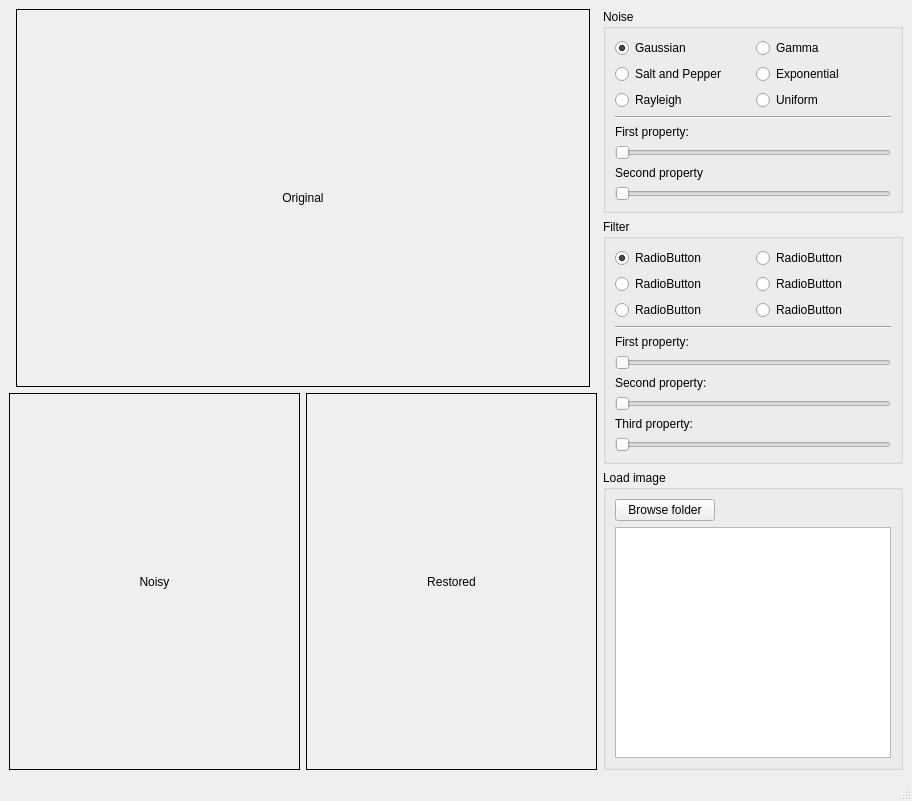
Qt form App.ui (HazemKelziye/NoiseRestorationApp) before a commit.
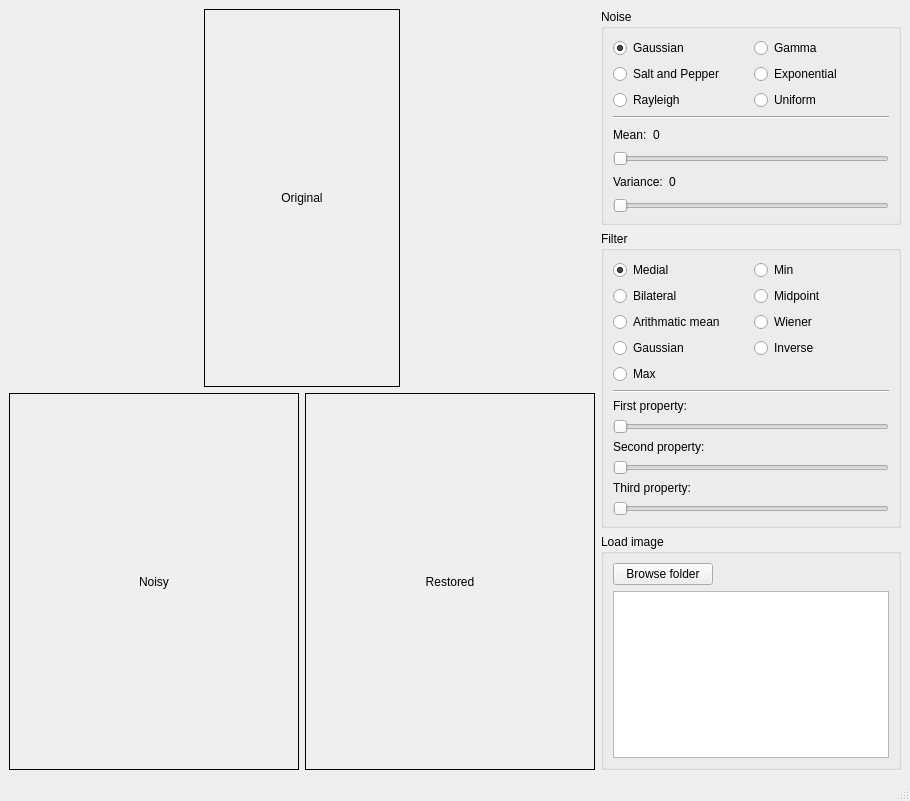
The same form after that commit.

Commit message: noise is working just fine (except salt and pepper)

Diff of the .ui file:
```diff
--- a/App.ui
+++ b/App.ui
@@ -6,7 +6,7 @@
    <rect>
     <x>0</x>
     <y>0</y>
-    <width>912</width>
+    <width>910</width>
     <height>801</height>
    </rect>
   </property>
@@ -24,6 +24,12 @@
           <property name="orientation">
            <enum>Qt::Horizontal</enum>
           </property>
+          <property name="sizeHint" stdset="0">
+           <size>
+            <width>0</width>
+            <height>0</height>
+           </size>
+          </property>
          </spacer>
         </item>
         <item>
@@ -50,6 +56,12 @@
           <property name="orientation">
            <enum>Qt::Horizontal</enum>
           </property>
+          <property name="sizeHint" stdset="0">
+           <size>
+            <width>0</width>
+            <height>0</height>
+           </size>
+          </property>
          </spacer>
         </item>
        </layout>
@@ -187,28 +199,88 @@
           </widget>
          </item>
          <item>
-          <widget class="QLabel" name="label">
-           <property name="text">
-            <string>First property:</string>
-           </property>
-          </widget>
+          <layout class="QHBoxLayout" name="horizontalLayout_2">
+           <item>
+            <widget class="QLabel" name="noiseProp1_label">
+             <property name="text">
+              <string>Mean:</string>
+             </property>
+            </widget>
+           </item>
+           <item>
+            <widget class="QLabel" name="prop1Value_label">
+             <property name="text">
+              <string>0</string>
+             </property>
+            </widget>
+           </item>
+           <item>
+            <spacer name="horizontalSpacer_3">
+             <property name="orientation">
+              <enum>Qt::Horizontal</enum>
+             </property>
+             <property name="sizeHint" stdset="0">
+              <size>
+               <width>40</width>
+               <height>20</height>
+              </size>
+             </property>
+            </spacer>
+           </item>
+          </layout>
          </item>
          <item>
-          <widget class="QSlider" name="horizontalSlider">
+          <widget class="QSlider" name="noiseProp1_slider">
+           <property name="maximum">
+            <number>10</number>
+           </property>
+           <property name="value">
+            <number>0</number>
+           </property>
            <property name="orientation">
             <enum>Qt::Horizontal</enum>
            </property>
           </widget>
          </item>
          <item>
-          <widget class="QLabel" name="label_2">
-           <property name="text">
-            <string>Second property</string>
-           </property>
-          </widget>
+          <layout class="QHBoxLayout" name="horizontalLayout_3">
+           <item>
+            <widget class="QLabel" name="noiseProp2_label">
+             <property name="text">
+              <string>Variance:</string>
+             </property>
+            </widget>
+           </item>
+           <item>
+            <widget class="QLabel" name="prop2Value_label">
+             <property name="text">
+              <string>0</string>
+             </property>
+            </widget>
+           </item>
+           <item>
+            <spacer name="horizontalSpacer_4">
+             <property name="orientation">
+              <enum>Qt::Horizontal</enum>
+             </property>
+             <property name="sizeHint" stdset="0">
+              <size>
+               <width>40</width>
+               <height>20</height>
+              </size>
+             </property>
+            </spacer>
+           </item>
+          </layout>
          </item>
          <item>
-          <widget class="QSlider" name="horizontalSlider_2">
+          <widget class="QSlider" name="noiseProp2_slider">
+           <property name="maximum">
+            <number>100</number>
+           </property>
+           <property name="value">
+            <number>0</number>
+           </property>
            <property name="orientation">
             <enum>Qt::Horizontal</enum>
            </property>
@@ -231,69 +303,90 @@
         <layout class="QVBoxLayout" name="verticalLayout_6">
          <item>
           <layout class="QGridLayout" name="gridLayout_2">
-           <item row="1" column="0">
-            <widget class="QRadioButton" name="radioButton_9">
+           <item row="0" column="0">
+            <widget class="QRadioButton" name="radioButton_7">
              <property name="text">
-              <string>RadioButton</string>
+              <string>Medial</string>
+             </property>
+             <property name="checked">
+              <bool>true</bool>
              </property>
              <attribute name="buttonGroup">
               <string notr="true">filter_radio_group</string>
              </attribute>
             </widget>
            </item>
-           <item row="1" column="1">
+           <item row="3" column="0">
             <widget class="QRadioButton" name="radioButton_10">
              <property name="text">
-              <string>RadioButton</string>
+              <string>Gaussian</string>
              </property>
              <attribute name="buttonGroup">
               <string notr="true">filter_radio_group</string>
              </attribute>
             </widget>
            </item>
-           <item row="0" column="1">
+           <item row="2" column="0">
+            <widget class="QRadioButton" name="radioButton_9">
+             <property name="text">
+              <string>Arithmatic mean</string>
+             </property>
+             <attribute name="buttonGroup">
+              <string notr="true">filter_radio_group</string>
+             </attribute>
+            </widget>
+           </item>
+           <item row="1" column="0">
             <widget class="QRadioButton" name="radioButton_8">
              <property name="text">
-              <string>RadioButton</string>
+              <string>Bilateral</string>
              </property>
              <attribute name="buttonGroup">
               <string notr="true">filter_radio_group</string>
              </attribute>
             </widget>
            </item>
-           <item row="0" column="0">
-            <widget class="QRadioButton" name="radioButton_7">
-             <property name="text">
-              <string>RadioButton</string>
-             </property>
-             <property name="checked">
-              <bool>true</bool>
-             </property>
-             <attribute name="buttonGroup">
-              <string notr="true">filter_radio_group</string>
-             </attribute>
-            </widget>
-           </item>
-           <item row="2" column="0">
+           <item row="4" column="0">
             <widget class="QRadioButton" name="radioButton_11">
              <property name="text">
-              <string>RadioButton</string>
+              <string>Max</string>
              </property>
              <attribute name="buttonGroup">
               <string notr="true">filter_radio_group</string>
              </attribute>
             </widget>
            </item>
-           <item row="2" column="1">
+           <item row="0" column="1">
             <widget class="QRadioButton" name="radioButton_12">
              <property name="text">
-              <string>RadioButton</string>
+              <string>Min</string>
              </property>
              <attribute name="buttonGroup">
               <string notr="true">filter_radio_group</string>
              </attribute>
             </widget>
            </item>
+           <item row="1" column="1">
+            <widget class="QRadioButton" name="radioButton">
+             <property name="text">
+              <string>Midpoint</string>
+             </property>
+            </widget>
+           </item>
+           <item row="2" column="1">
+            <widget class="QRadioButton" name="radioButton_2">
+             <property name="text">
+              <string>Wiener</string>
+             </property>
+            </widget>
+           </item>
+           <item row="3" column="1">
+            <widget class="QRadioButton" name="radioButton_3">
+             <property name="text">
+              <string>Inverse</string>
+             </property>
+            </widget>
+           </item>
           </layout>
          </item>
          <item>
```
Left out of the diff: 2 changed lines with no effect on the pictures. The commit also changes 2 other files.
